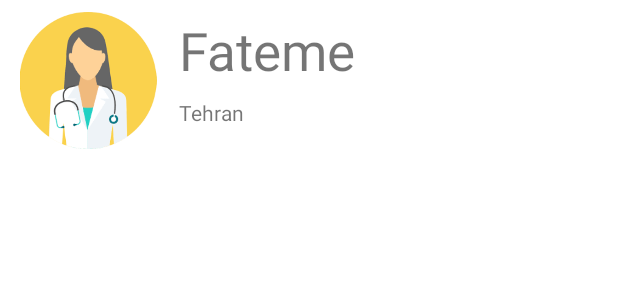
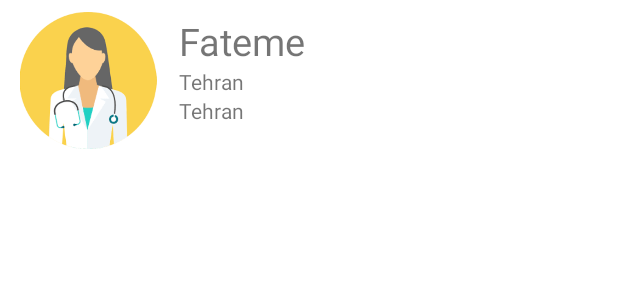
Before and after one commit to fatemie/MyApp, an Android app: the layout fragment_doctor_info.xml on its own in the app's theme, with its tools: preview values and no code run, on a phone screen of 412 x 824 dp. Shown: the top 300 px of the screen. Run offline under Robolectric (Android 15) with nearby library versions, the phone set to English and light mode, and no system bars.

Commit message:
parcelize, fragment, run ok

```diff
--- a/app/src/main/java/com/example/myapp/Hospital.kt
+++ b/app/src/main/java/com/example/myapp/Hospital.kt
@@ -10,9 +10,9 @@ object Hospital {
 
 
     fun testAddDoctor() {
-        val doctor1 = Doctor("tabatabaei", 111, "02133333333","Tehran")
-        val doctor2 = Doctor("fatemi", 222, "02133333333","Tehran")
-        val doctor3 = Doctor("momeni", 333, "02133333333","Tehran")
+        val doctor1 = Doctor("Dr. tabatabaei", 111, "02133333333","Tehran, Razi Hospital", Gender.male)
+        val doctor2 = Doctor("Dr. fatemi", 222, "02133333333","Tehran, Emam Khomeini Hospital", Gender.female)
+        val doctor3 = Doctor("Dr. momeni", 333, "02133333333","Tehran, Milad Hospital",Gender.female)
         drArray.add(doctor1)
         drArray.add(doctor2)
         drArray.add(doctor3)
--- a/app/src/main/java/com/example/myapp/MainActivity2.kt
+++ b/app/src/main/java/com/example/myapp/MainActivity2.kt
@@ -25,10 +25,12 @@ class MainActivity2 : AppCompatActivity() {
 
         binding.button2.setOnClickListener{
             goToActivity(Hospital.drArray[1])
+
         }
 
         binding.button3.setOnClickListener{
             goToActivity(Hospital.drArray[2])
+
         }
     }
 
@@ -37,4 +39,5 @@ class MainActivity2 : AppCompatActivity() {
         intent.putExtra("doctor",doctor )
         startActivity(intent)
     }
+
 }
--- a/app/src/main/res/layout/fragment_doctor_info.xml
+++ b/app/src/main/res/layout/fragment_doctor_info.xml
@@ -23,17 +23,22 @@
         android:orientation="vertical">
 
         <TextView
-            android:id="@+id/textView5"
+            android:id="@+id/textViewName"
             android:layout_width="wrap_content"
             android:layout_height="wrap_content"
             android:text="@string/name"
-            android:textSize="35dp" />
+            android:textSize="25dp" />
 
         <TextView
-            android:id="@+id/textView6"
+            android:id="@+id/textViewAddress"
             android:layout_width="wrap_content"
             android:layout_height="wrap_content"
-            android:layout_marginTop="8dp"
+            android:text="@string/city" />
+
+        <TextView
+            android:id="@+id/textViewPhoneNumber"
+            android:layout_width="wrap_content"
+            android:layout_height="wrap_content"
             android:text="@string/city" />
     </LinearLayout>
 
```
Also changed, not shown: app/src/main/java/com/example/myapp/Doctor.kt (+6 -1 lines), app/src/main/java/com/example/myapp/DoctorInfoFragment.kt (+8 -26 lines), app/src/main/java/com/example/myapp/MainActivity.kt (+5 -13 lines), app/src/main/res/layout/activity_main.xml (+4 -4 lines), app/src/main/res/layout/activity_main2.xml (+23 -7 lines).
